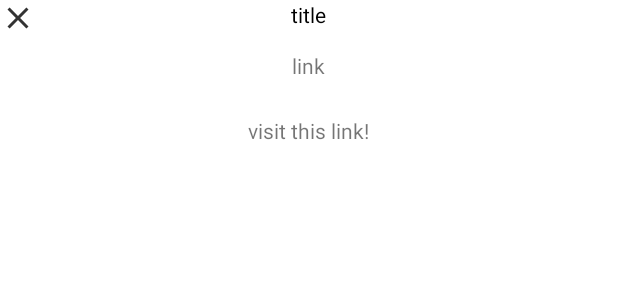
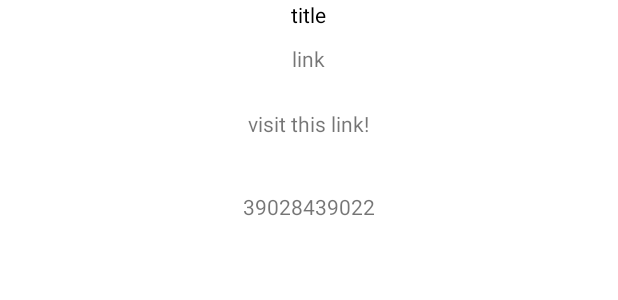
Before and after one commit to alishadnaidu/CandleBox, an Android app: the layout bottom_dialog_barcode.xml on its own in the app's theme, with its tools: preview values and no code run, on a phone screen of 412 x 824 dp. Shown: the top 300 px of the screen. Run offline under Robolectric (Android 15) with nearby library versions, the phone set to English and light mode, and no system bars.

Commit message:
got rid of X button bc unnecessary

```diff
--- a/app/src/main/java/com/example/candlebox/BarcodeScannerActivity.java
+++ b/app/src/main/java/com/example/candlebox/BarcodeScannerActivity.java
@@ -50,6 +50,7 @@ public class BarcodeScannerActivity extends AppCompatActivity {
     private ExecutorService cameraExecutor;
     private PreviewView previewView;
     private MyImageAnalyzer analyzer;
+    public static String rawValue;
 
     @Override
     protected void onCreate(@Nullable @org.jetbrains.annotations.Nullable Bundle savedInstanceState) {
@@ -172,7 +173,7 @@ public class BarcodeScannerActivity extends AppCompatActivity {
                 Rect bounds = barcode.getBoundingBox();
                 Point[] corners = barcode.getCornerPoints();
 
-                String rawValue = barcode.getRawValue();
+                rawValue = barcode.getRawValue();
 
                 int valueType = barcode.getValueType();
                 // See API reference for complete list of supported types
--- a/app/src/main/res/layout/bottom_dialog_barcode.xml
+++ b/app/src/main/res/layout/bottom_dialog_barcode.xml
@@ -1,31 +1,18 @@
 <?xml version="1.0" encoding="utf-8"?>
 <LinearLayout xmlns:android="http://schemas.android.com/apk/res/android"
+    xmlns:tools="http://schemas.android.com/tools"
     android:layout_width="match_parent"
     android:layout_height="match_parent"
     android:orientation="vertical">
-
-    <RelativeLayout
-        android:layout_width="match_parent"
-        android:layout_height="wrap_content">
-
-        <ImageView
-            android:id="@+id/close"
-            android:layout_width="wrap_content"
-            android:layout_height="wrap_content"
-            android:layout_alignParentStart="true"
-            android:layout_alignParentLeft="true"
-            android:src="@drawable/ic_action_close" />
 
     <TextView
         android:id="@+id/txt_title"
         android:layout_width="wrap_content"
         android:layout_height="wrap_content"
-            android:layout_centerHorizontal="true"
-            android:gravity="center_horizontal"
+        android:textAlignment="center"
+        android:layout_gravity="center_horizontal"
         android:text="title"
         android:textColor="@color/black" />
-
-    </RelativeLayout>
 
     <TextView
         android:layout_width="wrap_content"
@@ -46,4 +33,15 @@
         android:paddingBottom="4dp"
         android:text="visit this link!"
         android:id="@+id/visit"/>
+
+    <TextView
+        android:id="@+id/rawdatadisplay"
+        android:layout_width="wrap_content"
+        android:layout_height="wrap_content"
+        android:layout_gravity="center_horizontal"
+        android:layout_marginTop="12dp"
+        android:padding="12dp"
+        android:paddingLeft="12dp"
+        android:paddingBottom="4dp"
+        tools:text="39028439022" />
 </LinearLayout>
--- a/app/src/main/res/menu/menu_main.xml
+++ b/app/src/main/res/menu/menu_main.xml
@@ -4,7 +4,7 @@
 
     <item
         android:id="@+id/scan"
-        android:icon="@drawable/direct"
+        android:icon="@drawable/scan"
         android:title=""
         app:showAsAction="always" />
 
```
Also changed, not shown: app/src/main/java/com/example/candlebox/BottomDialog.java (+6 -12 lines), app/src/main/res/drawable-hdpi/scan.png (added), app/src/main/res/drawable-hdpi/scanning_icon.png (added), app/src/main/res/drawable-hdpi/simple_scan.jpg (added). Lines whose indentation alone changed are shown as unchanged.
